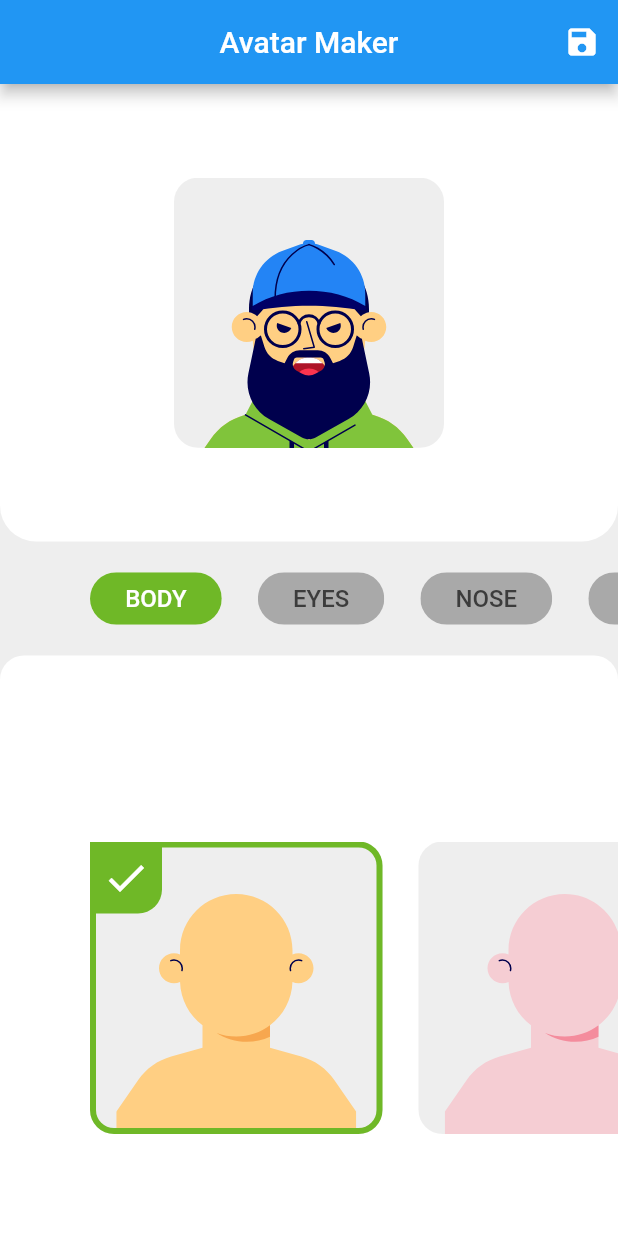
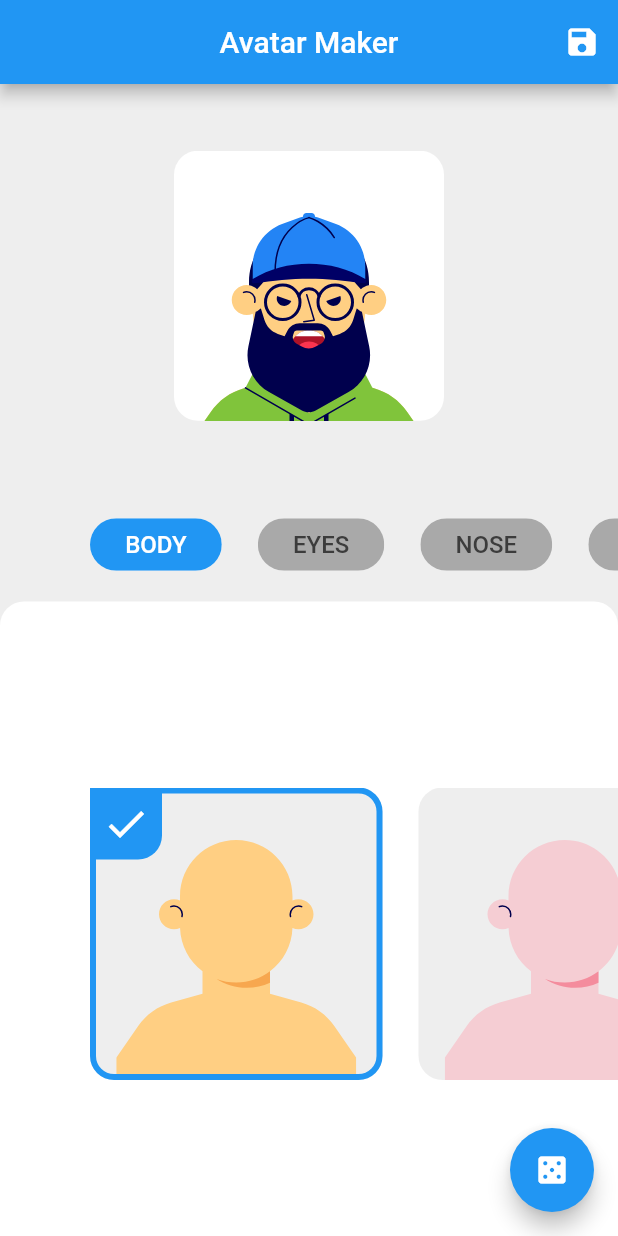
Before and after one commit to wm4n/flutter-avatar-maker, a Flutter app: the screen it shows after launch, after a tap on "BODY", on a phone screen of 412 x 824 dp. Run offline on Flutter 3.47's test engine with Material 2 defaults, Android fonts, the phone set to English and light mode, and no system bars; our stand-ins replace flutter_svg, get.

Commit message:
Add randomize, background color, save to app storage

```diff
--- a/lib/assets.dart
+++ b/lib/assets.dart
@@ -1,3 +1,4 @@
+/// Asset class provide the path to the assets that will be used in the avatar
 const category = [
   "BODY",
   "EYES",
@@ -21,6 +22,19 @@
   0xFFFB344F,
   0xFFFF64C8,
   0xFFAE0BFF,
+];
+
+/// Colors that will be used in picking color for the accessory category
+const accessoryColor = [
+  0xFF000066,
+  0xFFDBDBE6,
+  0xFF2384F5,
+  0xFF80C43B,
+  0xFFFFCA00,
+  0xFFFB344F,
+  0xFFFF64C8,
+  0xFFAE0BFF,
+  0x00000000,
 ];
 
 /// Colors that will be used in picking color for the facial hair category
@@ -123,6 +137,7 @@
   "assets/avatar/accessories/glasses-01.svg",
   "assets/avatar/accessories/glasses-02.svg",
   "assets/avatar/accessories/glasses-03.svg",
+  "assets/avatar/accessories/glasses-04.svg",
   "",
 ];
 
--- a/lib/avatar_maker_screen.dart
+++ b/lib/avatar_maker_screen.dart
@@ -31,7 +31,7 @@
             if (selectedCategory == "CLOTHING") {
               colorList = clothingColor;
             } else if (selectedCategory == "ACCESSORY") {
-              colorList = clothingColor;
+              colorList = accessoryColor;
             } else if (selectedCategory == "FACIAL_HAIR") {
               colorList = facialHairColor;
             } else {
@@ -47,25 +47,35 @@
                         return const SizedBox(width: 36);
                       }
                       final indexOffset = index - 1;
+                      final color = Color(colorList[indexOffset]);
                       return InkWell(
                           onTap: () {
                             if (selectedCategory == "CLOTHING") {
                               controller.clothingColor =
-                                  clothingColor[indexOffset];
+                                  colorList![indexOffset];
                             } else if (selectedCategory == "ACCESSORY") {
                               controller.accessoryColor =
-                                  clothingColor[indexOffset];
+                                  colorList![indexOffset];
                             } else if (selectedCategory == "FACIAL_HAIR") {
                               controller.facialHairColor =
-                                  facialHairColor[indexOffset];
+                                  colorList![indexOffset];
                             }
                           },
-                          child: Container(
+                          child: color.alpha != 0
+                              ? Container(
                                   width: 40,
                                   height: 40,
                                   decoration: BoxDecoration(
                                     shape: BoxShape.circle,
-                              color: Color(colorList[indexOffset]),
+                                    color: color,
+                                  ),
+                                )
+                              : Container(
+                                  width: 40,
+                                  height: 40,
+                                  decoration: BoxDecoration(
+                                    shape: BoxShape.circle,
+                                    border: Border.all(color: Colors.grey),
                                   ),
                                 ));
                     },
@@ -124,8 +134,7 @@
                                       child: Container(
                                           padding: const EdgeInsets.all(8),
                                           decoration: const BoxDecoration(
-                                              color:
-                                                  AppColorTheme.appBackground,
+                                              color: AppColorTheme.primaryColor,
                                               borderRadius: BorderRadius.only(
                                                   topLeft: Radius.zero,
                                                   topRight: Radius.zero,
@@ -139,8 +148,7 @@
                                       height: 195,
                                       decoration: BoxDecoration(
                                           border: Border.all(
-                                              color:
-                                                  AppColorTheme.appBackground,
+                                              color: AppColorTheme.primaryColor,
                                               width: 4),
                                           borderRadius: const BorderRadius.only(
                                               topLeft: Radius.zero,
@@ -184,7 +192,7 @@
                         const EdgeInsets.symmetric(horizontal: 16, vertical: 8),
                     label: Text(category[indexOffset]),
                     backgroundColor: controller.selectedCategory == indexOffset
-                        ? AppColorTheme.appBackground
+                        ? AppColorTheme.primaryColor
                         : AppColorTheme.lightGrey,
                     labelStyle: controller.selectedCategory == indexOffset
                         ? AppTextStyle.primaryWhiteText
@@ -200,7 +208,7 @@
 
   Widget replaceColorOrReturn(
       bool shouldReplace, SvgPicture picture, Color? src, Color rep) {
-    return shouldReplace
+    return shouldReplace && rep != Colors.transparent
         ? ColorFiltered(
             colorFilter: src != null
                 ? ColorFilter.matrix(<double>[
@@ -242,11 +250,11 @@
   void saveAvatar() async {
     RenderRepaintBoundary boundary =
         _avatarKey.currentContext!.findRenderObject() as RenderRepaintBoundary;
-    ui.Image image = await boundary.toImage(pixelRatio: 2.0); // 設定像素密度
+    ui.Image image = await boundary.toImage(pixelRatio: 2.0);
     ByteData? byteData = await image.toByteData(format: ui.ImageByteFormat.png);
     Uint8List pngBytes = byteData!.buffer.asUint8List();
 
-    // 保存為圖像文件
+    // Save the image
     final directory = await getApplicationDocumentsDirectory();
     final file = File('${directory.path}/${generateFileName()}.png');
     await file.writeAsBytes(pngBytes);
@@ -254,15 +262,25 @@
 
   @override
   Widget build(BuildContext context) {
-    Get.put(AvatarMakerController());
+    AvatarMakerController controller = Get.put(AvatarMakerController());
     return Scaffold(
       appBar: AppBar(
         title: const Text("Avatar Maker"),
+        backgroundColor: AppColorTheme.primaryColor,
         centerTitle: true,
         actions: [
           IconButton(onPressed: saveAvatar, icon: const Icon(Icons.save))
         ],
       ),
+      floatingActionButton: FloatingActionButton(
+          backgroundColor: AppColorTheme.primaryColor,
+          onPressed: () {
+            controller.randomizeForInterval(1500);
+          },
+          child: const Icon(
+            Icons.casino,
+            color: Colors.white,
+          )),
       body: Container(
           color: AppColorTheme.paleGrey,
           child: Column(children: [
@@ -271,7 +289,7 @@
               child: Container(
                   width: MediaQuery.of(context).size.width,
                   decoration: const BoxDecoration(
-                    color: AppColorTheme.white,
+                      color: AppColorTheme.paleGrey,
                       borderRadius: BorderRadius.only(
                           bottomLeft: Radius.circular(24),
                           bottomRight: Radius.circular(24))),
@@ -286,7 +304,7 @@
                           children: [
                             Container(
                                 decoration: BoxDecoration(
-                                  color: AppColorTheme.paleGrey,
+                                    color: AppColorTheme.white,
                                     borderRadius: BorderRadius.circular(16))),
                             GetBuilder<AvatarMakerController>(
                                 id: "avatar_body",
@@ -296,7 +314,8 @@
                                       child: Align(
                                           alignment: Alignment.bottomCenter,
                                           child: SvgPicture.asset(
-                                            bodyAssets[controller.selectedBody],
+                                              bodyAssets[
+                                                  controller.selectedBody],
                                               width: 160,
                                               height: 160)));
                                 }),
@@ -304,7 +323,8 @@
                                 id: "avatar_clothing",
                                 builder: (controller) {
                                   Color src = const Color(0xFF80C43B);
-                                Color rep = controller.selectedClothingColor ==
+                                  Color rep = controller
+                                              .selectedClothingColor ==
                                           0
                                       ? src
                                       : Color(controller.selectedClothingColor);
@@ -333,7 +353,8 @@
                                       child: Align(
                                           alignment: Alignment.topCenter,
                                           child: SvgPicture.asset(
-                                            eyesAssets[controller.selectedEyes],
+                                              eyesAssets[
+                                                  controller.selectedEyes],
                                               width: 50,
                                               height: 20)));
                                 }),
@@ -345,7 +366,8 @@
                                       child: Align(
                                           alignment: Alignment.topCenter,
                                           child: SvgPicture.asset(
-                                            noseAssets[controller.selectedNose],
+                                              noseAssets[
+                                                  controller.selectedNose],
                                               width: 20,
                                               height: 30)));
                                 }),
@@ -384,10 +406,12 @@
                                 builder: (controller) {
                                   final path = facialHairAssets[
                                       controller.selectedFacialHair];
-                                Color rep = Color(
-                                    controller.selectedFacialHairColor == 0
-                                        ? facialHairColor[0]
-                                        : controller.selectedFacialHairColor);
+                                  // Color rep = controller
+                                  //             .selectedFacialHairColor ==
+                                  //         0
+                                  //     ? Colors.transparent
+                                  //     : Color(controller.selectedFacialHairColor);
+                                  Color rep = Colors.transparent;
                                   return Positioned.fill(
                                       top: 105,
                                       child: Align(
@@ -408,10 +432,12 @@
                                 builder: (controller) {
                                   final path = accessoryAssets[
                                       controller.selectedAccessory];
-                                Color rep = Color(
-                                    controller.selectedAccessoryColor == 0
-                                        ? clothingColor[0]
-                                        : controller.selectedAccessoryColor);
+                                  Color rep = controller
+                                              .selectedAccessoryColor ==
+                                          0
+                                      ? Colors.transparent
+                                      : Color(
+                                          controller.selectedAccessoryColor);
                                   return Positioned.fill(
                                       top: 81,
                                       child: Align(
@@ -430,7 +456,8 @@
                             GetBuilder<AvatarMakerController>(
                                 id: "avatar_hat",
                                 builder: (controller) {
-                                final path = hatAssets[controller.selectedHat];
+                                  final path =
+                                      hatAssets[controller.selectedHat];
                                   return Positioned(
                                       top: 15,
                                       child: Align(
@@ -444,8 +471,7 @@
                         ),
                       ),
                     ),
-                ),
-              ),
+                  )),
             ),
             categoryList(),
             Container(
@@ -526,6 +552,8 @@
                           return const SizedBox.shrink();
                       }
                     }),
+                // Space for FAB to not cover the category items
+                const SizedBox(height: 36)
               ]),
             )
           ])),
--- a/lib/shared/color.dart
+++ b/lib/shared/color.dart
@@ -8,4 +8,6 @@
   static const Color lightGrey = Color(0xFFA9A9A9);
 
   static const Color white = Color(0xFFFFFFFF);
+
+  static const Color primaryColor = Colors.blue;
 }
```
Also changed, not shown: lib/avatar_maker_controller.dart (+47 -0 lines), assets/avatar/accessories/glasses-04.svg (added). Lines whose indentation alone changed are shown as unchanged.
